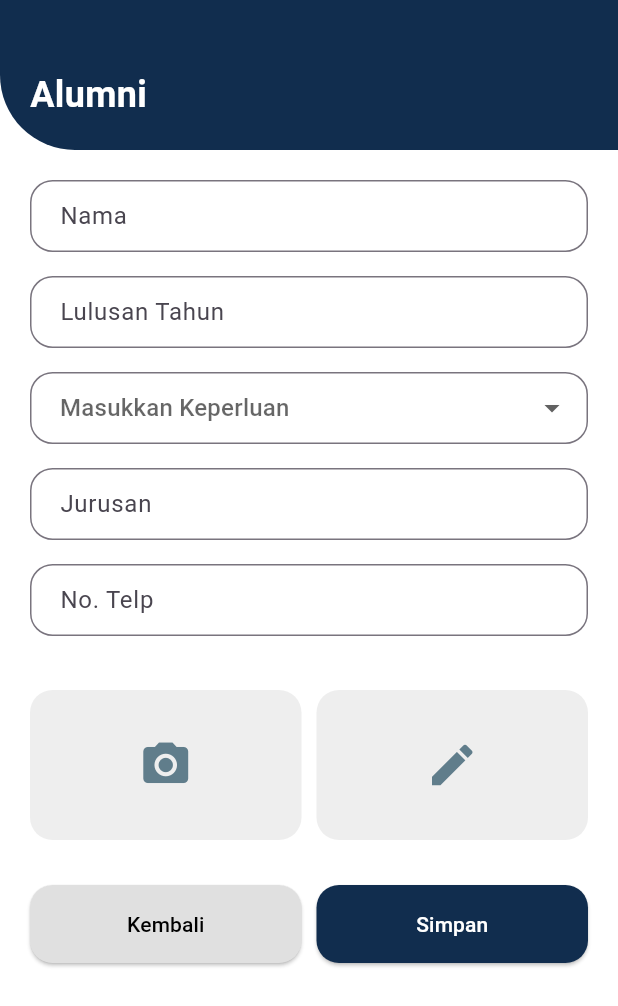
After one commit to billymillo/Projek-Buku-Tamu-Mobile, a Flutter app: the AlumniFormPage screen opened by its route, on a phone screen of 412 x 824 dp. The commit adds this screen. Shown: the top 1006 px of the screen. Run offline on Flutter 3.47's test engine with Material 3 defaults, Android fonts, the phone set to English and light mode, and no system bars; our stand-ins replace get.

Commit message:
irghi work

```diff
--- /dev/null
+++ b/lib/pages/AlumniFormPage.dart
@@ -0,0 +1,116 @@
+import 'package:flutter/material.dart';
+
+class AlumniFormPage extends StatefulWidget {
+  const AlumniFormPage({super.key});
+
+  @override
+  State<AlumniFormPage> createState() => _AlumniFormPageState();
+}
+
+class _AlumniFormPageState extends State<AlumniFormPage> {
+  final _formKey = GlobalKey<FormState>();
+  String? selectedPurpose;
+  final purposes = ['Menjemput', 'Mengantar Barang', 'Lainnya'];
+
+  @override
+  Widget build(BuildContext context) {
+    return Scaffold(
+      body: SafeArea(
+        child: Column(
+          children: [
+            Container(
+              width: double.infinity,
+              padding: const EdgeInsets.all(20),
+              height: 100,
+              decoration: const BoxDecoration(
+                color: Color(0xFF112D4E),
+                borderRadius: BorderRadius.only(bottomLeft: Radius.circular(50)),
+              ),
+              alignment: Alignment.bottomLeft,
+              child: const Text('Alumni', style: TextStyle(fontSize: 24, color: Colors.white, fontWeight: FontWeight.bold)),
+            ),
+            Expanded(
+              child: SingleChildScrollView(
+                padding: const EdgeInsets.all(20),
+                child: Form(
+                  key: _formKey,
+                  child: Column(
+                    children: [
+                      _inputField('Nama'),
+                      _inputField('Lulusan Tahun'),
+                      Padding(
+                        padding: const EdgeInsets.only(bottom: 16),
+                        child: DropdownButtonFormField<String>(
+                          value: selectedPurpose,
+                          hint: const Text('Masukkan Keperluan'),
+                          items: purposes.map((e) => DropdownMenuItem(value: e, child: Text(e))).toList(),
+                          onChanged: (val) => setState(() => selectedPurpose = val),
+                          decoration: _inputDecoration(),
+                        ),
+                      ),
+                      _inputField('Jurusan'),
+                      _inputField('No. Telp', type: TextInputType.phone),
+                      const SizedBox(height: 20),
+                      Row(
+                        children: [
+                          _iconButton(Icons.camera_alt),
+                          const SizedBox(width: 10),
+                          _iconButton(Icons.edit),
+                        ],
+                      ),
+                      const SizedBox(height: 30),
+                      Row(
+                        children: [
+                          _actionButton('Kembali', Colors.grey[300]!, Colors.black),
+                          const SizedBox(width: 10),
+                          _actionButton('Simpan', const Color(0xFF112D4E), Colors.white),
+                        ],
+                      )
+                    ],
+                  ),
+                ),
+              ),
+            )
+          ],
+        ),
+      ),
+    );
+  }
+
+  InputDecoration _inputDecoration() => InputDecoration(
+        border: OutlineInputBorder(borderRadius: BorderRadius.circular(15)),
+        contentPadding: const EdgeInsets.symmetric(horizontal: 16, vertical: 12),
+      );
+
+  Widget _inputField(String label, {TextInputType? type}) => Padding(
+        padding: const EdgeInsets.only(bottom: 16),
+        child: TextFormField(
+          keyboardType: type,
+          decoration: _inputDecoration().copyWith(labelText: label, hintText: 'Masukkan $label'),
+        ),
+      );
+
+  Widget _iconButton(IconData icon) => Expanded(
+        child: Container(
+          height: 100,
+          decoration: BoxDecoration(
+            color: Colors.grey[200],
+            borderRadius: BorderRadius.circular(15),
+          ),
+          child: Center(child: Icon(icon, size: 36, color: Colors.blueGrey)),
+        ),
+      );
+
+  Widget _actionButton(String text, Color bg, Color fg) => Expanded(
+        child: ElevatedButton(
+          onPressed: () {},
+          style: ElevatedButton.styleFrom(
+            backgroundColor: bg,
+            foregroundColor: fg,
+            padding: const EdgeInsets.symmetric(vertical: 16),
+            shape: RoundedRectangleBorder(borderRadius: BorderRadius.circular(15)),
+          ),
+          child: Text(text),
+        ),
+      );
+}
--- a/lib/routes/appPages.dart
+++ b/lib/routes/appPages.dart
@@ -1,4 +1,7 @@
+import 'package:flutter/widgets.dart';
 import 'package:get/get.dart';
+import 'package:mobile/pages/AlumniFormPage.dart';
+import 'package:mobile/pages/ParentFormPage.dart';
 import 'package:mobile/pages/mainMenuP.dart';
 part 'appRoutes.dart';
 
@@ -12,5 +15,13 @@ class AppPages {
       name: _Paths.MAINMENUP,
       page: () => MainMenuP(),
     ),
+    GetPage(
+      name: _Paths.PARENTFORMPAGE,
+      page: () => ParentFormPage(),
+    ),
+    GetPage(
+      name: _Paths.ALUMNIFORMPAGE,
+      page: () => AlumniFormPage(),
+    ),
   ];
 }
--- a/lib/routes/appRoutes.dart
+++ b/lib/routes/appRoutes.dart
@@ -4,9 +4,13 @@ part of 'appPages.dart';
 abstract class Routes {
   Routes._();
   static const MAINMENUP = _Paths.MAINMENUP;
+  static const PARENTFORMPAGE = _Paths.PARENTFORMPAGE;
+  static const ALUMNIFORMPAGE = _Paths.ALUMNIFORMPAGE;
 }
 
 abstract class _Paths {
   _Paths._();
   static const MAINMENUP = '/MainMenuPage';
+  static const PARENTFORMPAGE = '/  ';
+  static const ALUMNIFORMPAGE = '/AlumniFormPage';
 }
```
Also changed, not shown: lib/pages/ParentFormPage.dart (added, +116 -0 lines), lib/pages/mainMenuP.dart (line endings or trailing spaces), pubspec.lock, 1 other file.
